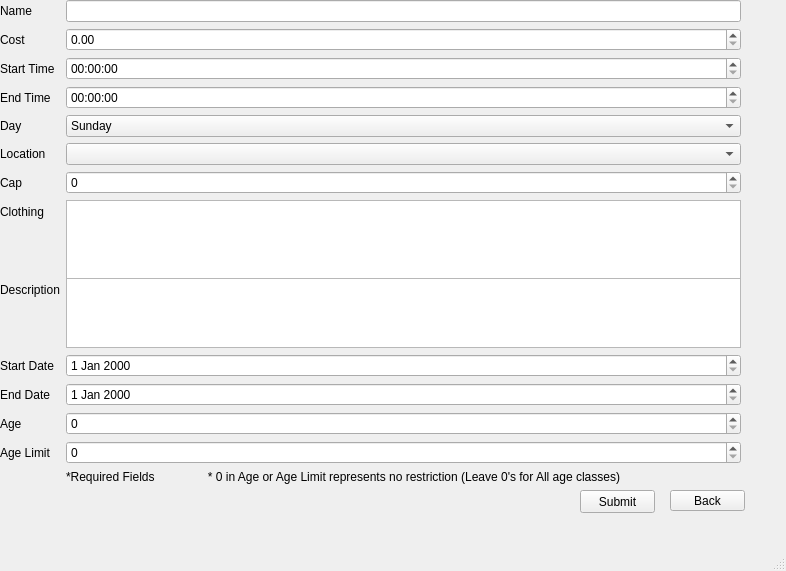
The window that Code/Add_Class.ui (SDSMT-CSC464-F15/dancesoft) describes before a commit, drawn with Qt 5.
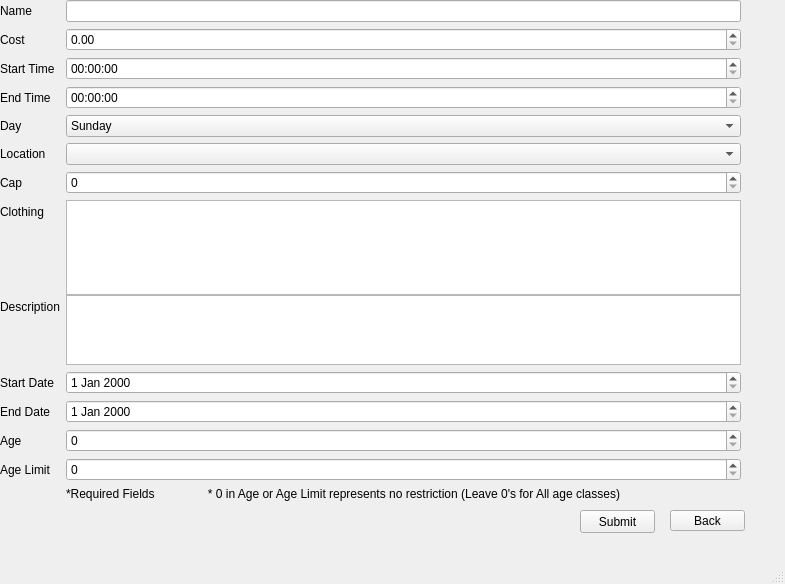
The same window after the commit.

Commit message: add class updates and sprint 3 folder updates

Diff of the .ui file:
```diff
--- a/Code/Add_Class.ui
+++ b/Code/Add_Class.ui
@@ -6,8 +6,8 @@
    <rect>
     <x>0</x>
     <y>0</y>
-    <width>786</width>
-    <height>571</height>
+    <width>785</width>
+    <height>584</height>
    </rect>
   </property>
   <property name="windowTitle">
@@ -20,7 +20,7 @@
       <x>0</x>
       <y>0</y>
       <width>741</width>
-      <height>484</height>
+      <height>501</height>
      </rect>
     </property>
     <layout class="QFormLayout" name="formLayout">
@@ -133,13 +133,13 @@
        <property name="minimumSize">
         <size>
          <width>0</width>
-         <height>100</height>
+         <height>95</height>
         </size>
        </property>
        <property name="maximumSize">
         <size>
          <width>693</width>
-         <height>100</height>
+         <height>95</height>
         </size>
        </property>
       </widget>
@@ -238,7 +238,7 @@
     <property name="geometry">
      <rect>
       <x>580</x>
-      <y>490</y>
+      <y>510</y>
       <width>75</width>
       <height>23</height>
      </rect>
@@ -251,7 +251,7 @@
     <property name="geometry">
      <rect>
       <x>670</x>
-      <y>490</y>
+      <y>510</y>
       <width>75</width>
       <height>21</height>
      </rect>
```
Left out of the diff: 2 changed lines with no effect on the pictures. The commit also changes 46 other files.
